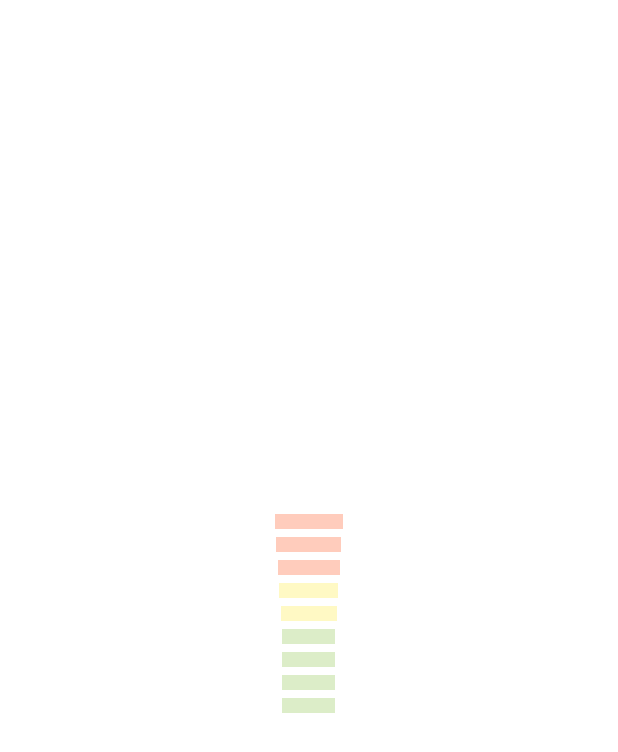
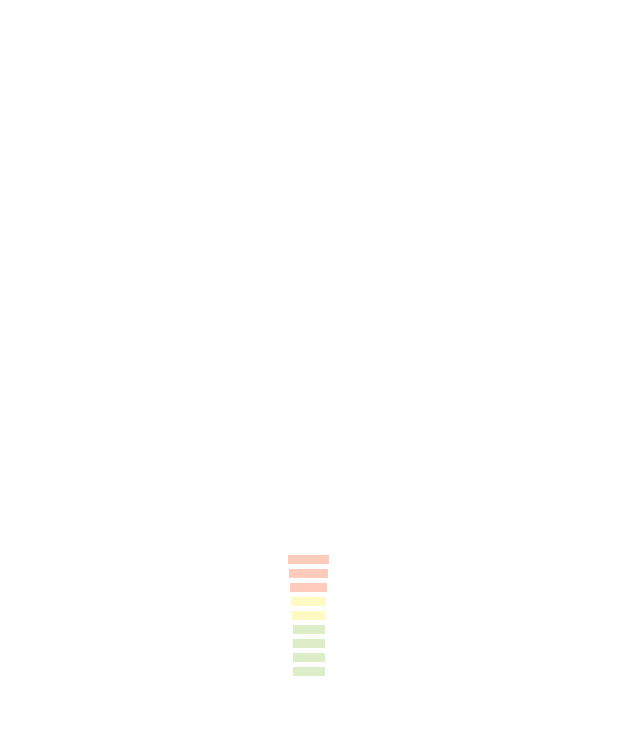
Before and after one commit to IronLevyy/StressApp-1, an Android app: the layout custom_scale.xml on its own in the app's theme, with its tools: preview values and no code run, on a phone screen of 412 x 824 dp. Shown: the top 752 px of the screen. Run offline under Robolectric (Android 15) with nearby library versions, the phone set to English and light mode, and no system bars.

Commit message:
Работает на разных устройствах. Пойман бродкаст от уведомления

```diff
--- a/app/src/main/AndroidManifest.xml
+++ b/app/src/main/AndroidManifest.xml
@@ -6,6 +6,7 @@
     <uses-permission android:name="android.permission.BLUETOOTH_ADMIN" />
     <uses-permission android:name="android.permission.ACCESS_FINE_LOCATION" />
     <uses-permission android:name="android.permission.FOREGROUND_SERVICE"/>
+    <uses-permission android:name="android.permission.SEND_SMS"/>
 
     <uses-feature
         android:name="android.hardware.bluetooth_le"
@@ -21,15 +22,15 @@
         <service
             android:name=".BLE.BluetoothLeService"
             android:enabled="true"
-            android:exported="true"></service>
+            android:exported="true" />
 
         <activity android:name=".MainActivity">
             <intent-filter>
                 <action android:name="android.intent.action.MAIN" />
-
                 <category android:name="android.intent.category.LAUNCHER" />
             </intent-filter>
         </activity>
+        <receiver android:name=".Notifications.Receiver"/>
     </application>
 
 </manifest>
--- a/app/src/main/java/com/zemnuhov/stressapp/BLE/BleServiceAdapter.java
+++ b/app/src/main/java/com/zemnuhov/stressapp/BLE/BleServiceAdapter.java
@@ -147,7 +147,7 @@ public class BleServiceAdapter {
         gattServiceIntent = new Intent(context, BluetoothLeService.class);
         if (Build.VERSION.SDK_INT >= Build.VERSION_CODES.O) {
             context.startForegroundService(gattServiceIntent);
-        }else{
+        }else {
             context.startService(gattServiceIntent);
         }
         context.bindService(gattServiceIntent, serviceConnection, BIND_AUTO_CREATE);
--- a/app/src/main/java/com/zemnuhov/stressapp/MainResurce/StatisticLayout.java
+++ b/app/src/main/java/com/zemnuhov/stressapp/MainResurce/StatisticLayout.java
@@ -58,6 +58,7 @@ public class StatisticLayout extends Fragment {
         pieChart.setData(data);
         pieChart.setDrawSliceText(false);
         pieChart.getLegend().setEnabled(false);
+        pieChart.setDescription(null);
         pieChart.invalidate();
     }
 }
--- /dev/null
+++ b/app/src/main/res/drawable/ic_snooze.xml
@@ -0,0 +1,5 @@
+<vector android:autoMirrored="true" android:height="24dp"
+    android:tint="?attr/colorControlNormal" android:viewportHeight="24"
+    android:viewportWidth="24" android:width="24dp" xmlns:android="http://schemas.android.com/apk/res/android">
+    <path android:fillColor="@android:color/white" android:pathData="M7.88,3.39L6.6,1.86 2,5.71l1.29,1.53 4.59,-3.85zM22,5.72l-4.6,-3.86 -1.29,1.53 4.6,3.86L22,5.72zM12,4c-4.97,0 -9,4.03 -9,9s4.02,9 9,9c4.97,0 9,-4.03 9,-9s-4.03,-9 -9,-9zM12,20c-3.87,0 -7,-3.13 -7,-7s3.13,-7 7,-7 7,3.13 7,7 -3.13,7 -7,7zM9,11h3.63L9,15.2L9,17h6v-2h-3.63L15,10.8L15,9L9,9v2z"/>
+</vector>
--- a/app/src/main/res/layout/custom_scale.xml
+++ b/app/src/main/res/layout/custom_scale.xml
@@ -11,65 +11,65 @@
     <androidx.appcompat.widget.LinearLayoutCompat
         android:id="@+id/val_8000"
         android:orientation="horizontal"
-        android:layout_width="45dp"
-        android:layout_height="10dp"
-        android:layout_marginBottom="5dp"
+        android:layout_width="@dimen/red_width3"
+        android:layout_height="@dimen/height_scale"
+        android:layout_marginBottom="@dimen/margin_5"
         android:background="@color/red_not_active"/>
     <androidx.appcompat.widget.LinearLayoutCompat
         android:id="@+id/val_7500"
         android:orientation="horizontal"
-        android:layout_width="43dp"
-        android:layout_height="10dp"
-        android:layout_marginBottom="5dp"
+        android:layout_width="@dimen/red_width2"
+        android:layout_height="@dimen/height_scale"
+        android:layout_marginBottom="@dimen/margin_5"
         android:background="@color/red_not_active"/>
     <androidx.appcompat.widget.LinearLayoutCompat
         android:id="@+id/val_6500"
         android:orientation="horizontal"
-        android:layout_width="41dp"
-        android:layout_height="10dp"
-        android:layout_marginBottom="5dp"
+        android:layout_width="@dimen/red_width1"
+        android:layout_height="@dimen/height_scale"
+        android:layout_marginBottom="@dimen/margin_5"
         android:background="@color/red_not_active"/>
     <androidx.appcompat.widget.LinearLayoutCompat
         android:id="@+id/val_5500"
         android:orientation="horizontal"
-        android:layout_width="39dp"
-        android:layout_height="10dp"
-        android:layout_marginBottom="5dp"
+        android:layout_width="@dimen/yellow_width2"
+        android:layout_height="@dimen/height_scale"
+        android:layout_marginBottom="@dimen/margin_5"
         android:background="@color/yellow_not_active"/>
     <androidx.appcompat.widget.LinearLayoutCompat
         android:id="@+id/val_4500"
         android:orientation="horizontal"
-        android:layout_width="37dp"
-        android:layout_height="10dp"
-        android:layout_marginBottom="5dp"
+        android:layout_width="@dimen/yellow_width1"
+        android:layout_height="@dimen/height_scale"
+        android:layout_marginBottom="@dimen/margin_5"
         android:background="@color/yellow_not_active"/>
     <androidx.appcompat.widget.LinearLayoutCompat
         android:id="@+id/val_4000"
         android:orientation="horizontal"
-        android:layout_width="35dp"
-        android:layout_height="10dp"
-        android:layout_marginBottom="5dp"
+        android:layout_width="@dimen/green_width"
+        android:layout_height="@dimen/height_scale"
+        android:layout_marginBottom="@dimen/margin_5"
         android:background="@color/green_not_active"/>
     <androidx.appcompat.widget.LinearLayoutCompat
         android:id="@+id/val_3000"
         android:orientation="horizontal"
-        android:layout_width="35dp"
-        android:layout_height="10dp"
-        android:layout_marginBottom="5dp"
+        android:layout_width="@dimen/green_width"
+        android:layout_height="@dimen/height_scale"
+        android:layout_marginBottom="@dimen/margin_5"
         android:background="@color/green_not_active"/>
     <androidx.appcompat.widget.LinearLayoutCompat
         android:id="@+id/val_2000"
         android:orientation="horizontal"
-        android:layout_width="35dp"
-        android:layout_height="10dp"
-        android:layout_marginBottom="5dp"
+        android:layout_width="@dimen/green_width"
+        android:layout_height="@dimen/height_scale"
+        android:layout_marginBottom="@dimen/margin_5"
         android:background="@color/green_not_active"/>
     <androidx.appcompat.widget.LinearLayoutCompat
         android:id="@+id/val_1000"
         android:orientation="horizontal"
-        android:layout_width="35dp"
-        android:layout_height="10dp"
-        android:layout_marginBottom="5dp"
+        android:layout_width="@dimen/green_width"
+        android:layout_height="@dimen/height_scale"
+        android:layout_marginBottom="@dimen/margin_5"
         android:background="@color/green_not_active"/>
 
 </androidx.appcompat.widget.LinearLayoutCompat>
--- /dev/null
+++ b/app/src/main/res/values-sw320dp/dimens.xml
@@ -0,0 +1,27 @@
+<?xml version="1.0" encoding="utf-8"?>
+<resources>
+    <dimen name="peaks_layout_text_dimens">10.2sp</dimen>
+    <dimen name="peaks_layout_value_dimens">18sp</dimen>
+    <dimen name="current_and_avg_layout_text_dimens">9sp</dimen>
+    <dimen name="current_and_avg_layout_value_dimens">9.6sp</dimen>
+    <dimen name="margin_15">9dp</dimen>
+    <dimen name="margin_10">6dp</dimen>
+    <dimen name="margin_16">9.6dp</dimen>
+    <dimen name="margin_5">3dp</dimen>
+    <dimen name="margin_20">12dp</dimen>
+    <dimen name="pading_13">7.8dp</dimen>
+    <dimen name="range_size">30dp</dimen>
+    <dimen name="range_text_size">9sp</dimen>
+    <dimen name="statistic_text_size">9.6sp</dimen>
+    <dimen name="statistic_button_size">18dp</dimen>
+    <dimen name="statistic_margin">1.8dp</dimen>
+
+    <dimen name="green_width">21dp</dimen>
+    <dimen name="yellow_width1">22.2dp</dimen>
+    <dimen name="yellow_width2">23.4dp</dimen>
+    <dimen name="red_width1">24.6dp</dimen>
+    <dimen name="red_width2">25.8dp</dimen>
+    <dimen name="red_width3">27dp</dimen>
+    <dimen name="height_scale">6dp</dimen>
+    <dimen name="weight">1</dimen>
+</resources>
--- /dev/null
+++ b/app/src/main/res/values-sw420dp/dimens.xml
@@ -0,0 +1,30 @@
+<?xml version="1.0" encoding="utf-8"?>
+<resources>
+    <dimen name="peaks_layout_text_dimens">17sp</dimen>
+    <dimen name="peaks_layout_value_dimens">30sp</dimen>
+    <dimen name="current_and_avg_layout_text_dimens">15sp</dimen>
+    <dimen name="current_and_avg_layout_value_dimens">16sp</dimen>
+    <dimen name="margin_15">15dp</dimen>
+    <dimen name="margin_10">10dp</dimen>
+    <dimen name="margin_16">16dp</dimen>
+    <dimen name="margin_5">5dp</dimen>
+    <dimen name="margin_20">20dp</dimen>
+    <dimen name="pading_13">13dp</dimen>
+    <dimen name="range_size">50dp</dimen>
+    <dimen name="range_text_size">15sp</dimen>
+    <dimen name="statistic_text_size">16sp</dimen>
+    <dimen name="statistic_button_size">30dp</dimen>
+    <dimen name="statistic_margin">3dp</dimen>
+
+    //ScaleView
+
+    <dimen name="green_width">35dp</dimen>
+    <dimen name="yellow_width1">37dp</dimen>
+    <dimen name="yellow_width2">39dp</dimen>
+    <dimen name="red_width1">41dp</dimen>
+    <dimen name="red_width2">43dp</dimen>
+    <dimen name="red_width3">45dp</dimen>
+    <dimen name="height_scale">10dp</dimen>
+    <dimen name="weight">1.3</dimen>
+
+</resources>
--- a/app/src/main/res/values/colors.xml
+++ b/app/src/main/res/values/colors.xml
@@ -14,4 +14,7 @@
     <color name="yellow_active">#ffee58</color>
     <color name="red_not_active">#ffccbc</color>
     <color name="red_active">#ff7043</color>
+
+    <color name="pie_chart_user1">#ff7043</color>
+    <color name="pie_chart_user2">#ffa270</color>
 </resources>
--- /dev/null
+++ b/app/src/main/res/values/dimens.xml
@@ -0,0 +1,30 @@
+<?xml version="1.0" encoding="utf-8"?>
+<resources>
+    <dimen name="peaks_layout_text_dimens">17sp</dimen>
+    <dimen name="peaks_layout_value_dimens">30sp</dimen>
+    <dimen name="current_and_avg_layout_text_dimens">15sp</dimen>
+    <dimen name="current_and_avg_layout_value_dimens">16sp</dimen>
+    <dimen name="margin_15">15dp</dimen>
+    <dimen name="margin_10">10dp</dimen>
+    <dimen name="margin_16">16dp</dimen>
+    <dimen name="margin_5">5dp</dimen>
+    <dimen name="margin_20">20dp</dimen>
+    <dimen name="pading_13">13dp</dimen>
+    <dimen name="range_size">50dp</dimen>
+    <dimen name="range_text_size">15sp</dimen>
+    <dimen name="statistic_text_size">16sp</dimen>
+    <dimen name="statistic_button_size">30dp</dimen>
+    <dimen name="statistic_margin">3dp</dimen>
+
+    //ScaleView
+
+    <dimen name="green_width">35dp</dimen>
+    <dimen name="yellow_width1">37dp</dimen>
+    <dimen name="yellow_width2">39dp</dimen>
+    <dimen name="red_width1">41dp</dimen>
+    <dimen name="red_width2">43dp</dimen>
+    <dimen name="red_width3">45dp</dimen>
+    <dimen name="height_scale">10dp</dimen>
+    <dimen name="weight">1.3</dimen>
+
+</resources>
--- a/app/src/main/res/values/strings.xml
+++ b/app/src/main/res/values/strings.xml
@@ -1,3 +1,4 @@
 <resources>
     <string name="app_name">StressApp</string>
+    <string name="weight_statistic">1.3</string>
 </resources>
```
Also changed, not shown: app/src/main/java/com/zemnuhov/stressapp/BLE/BluetoothLeService.java (+35 -28 lines), app/src/main/java/com/zemnuhov/stressapp/BLE/NotificationClass.java (deleted, +0 -49 lines), app/src/main/java/com/zemnuhov/stressapp/Dialog/AddIrritant.java (added, +23 -0 lines), app/src/main/java/com/zemnuhov/stressapp/Notifications/NotificationClass.java (added, +77 -0 lines), app/src/main/java/com/zemnuhov/stressapp/Notifications/Receiver.java (added, +20 -0 lines), app/src/main/res/drawable/ic_baseline_show_chart_24.xml (+7 -3 lines), app/src/main/res/layout/avg_current_value.xml (+13 -15 lines), app/src/main/res/layout/main_fragment.xml (+10 -11 lines), app/src/main/res/layout/number_of_peaks.xml (+22 -16 lines), app/src/main/res/layout/stat_lable.xml (+34 -30 lines).
